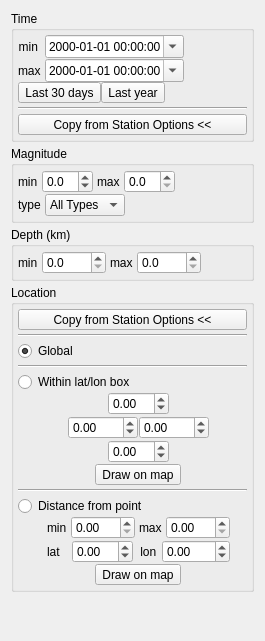
iris-edu/pyweed, file pyweed/gui/uic/EventOptionsWidget.ui: the form before one commit.
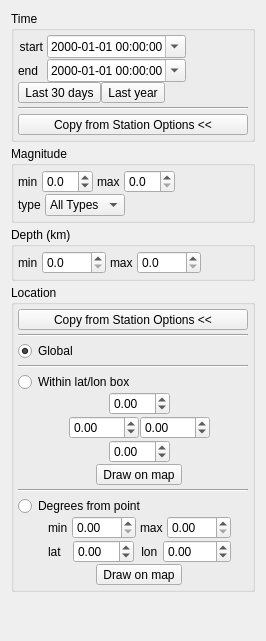
The form after the commit.

```diff
--- a/pyweed/gui/uic/EventOptionsWidget.ui
+++ b/pyweed/gui/uic/EventOptionsWidget.ui
@@ -6,7 +6,7 @@
    <rect>
     <x>0</x>
     <y>0</y>
-    <width>265</width>
+    <width>266</width>
     <height>641</height>
    </rect>
   </property>
@@ -63,7 +63,7 @@
           <item row="0" column="0">
            <widget class="QLabel" name="starttimeLabel">
             <property name="text">
-             <string>min</string>
+             <string>start</string>
             </property>
             <property name="alignment">
              <set>Qt::AlignRight|Qt::AlignTrailing|Qt::AlignVCenter</set>
@@ -89,7 +89,7 @@
           <item row="1" column="0">
            <widget class="QLabel" name="endtimeLabel">
             <property name="text">
-             <string>max</string>
+             <string>end</string>
             </property>
            </widget>
           </item>
@@ -719,7 +719,7 @@
              <bool>true</bool>
             </property>
             <property name="text">
-             <string>Distance from point</string>
+             <string>Degrees from point</string>
             </property>
            </widget>
           </item>
```
